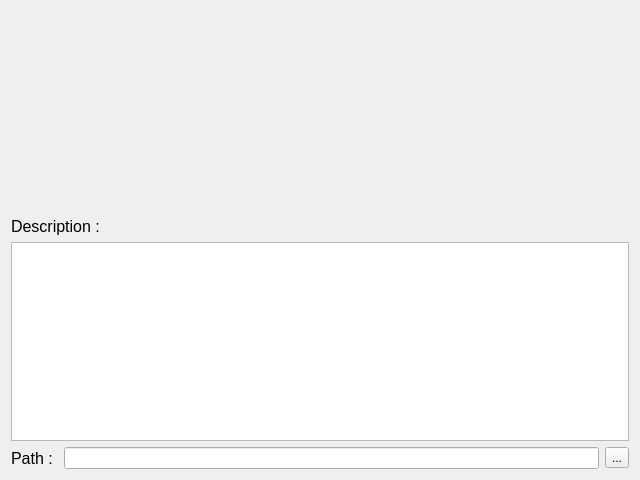
Qt form view/notesview/audioview.ui (DEKHTIARJonathan/LO21-Project) before a commit.
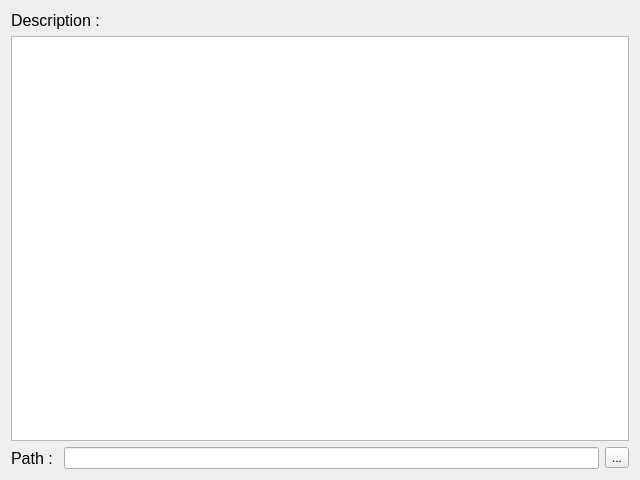
The same form after that commit.

Patch:
```diff
--- a/view/notesview/audioview.ui
+++ b/view/notesview/audioview.ui
@@ -14,21 +14,6 @@
    <string>Form</string>
   </property>
   <layout class="QVBoxLayout" name="verticalLayout">
-   <item>
-    <widget class="QWidget" name="audioArea" native="true">
-     <property name="sizePolicy">
-      <sizepolicy hsizetype="Preferred" vsizetype="Expanding">
-       <horstretch>0</horstretch>
-       <verstretch>0</verstretch>
-      </sizepolicy>
-     </property>
-     <layout class="QVBoxLayout" name="audioLayout">
-      <property name="margin">
-       <number>0</number>
-      </property>
-     </layout>
-    </widget>
-   </item>
    <item>
     <widget class="QLabel" name="label_2">
      <property name="font">
```
